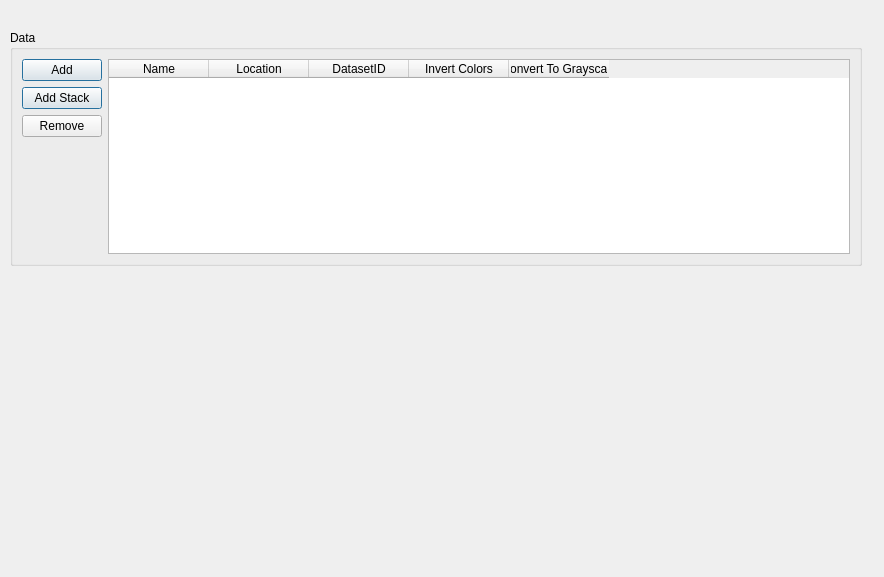
Qt form ilastik-shell/applets/dataSelection/dataSelection.ui (ilastik/ilastik) before a commit.
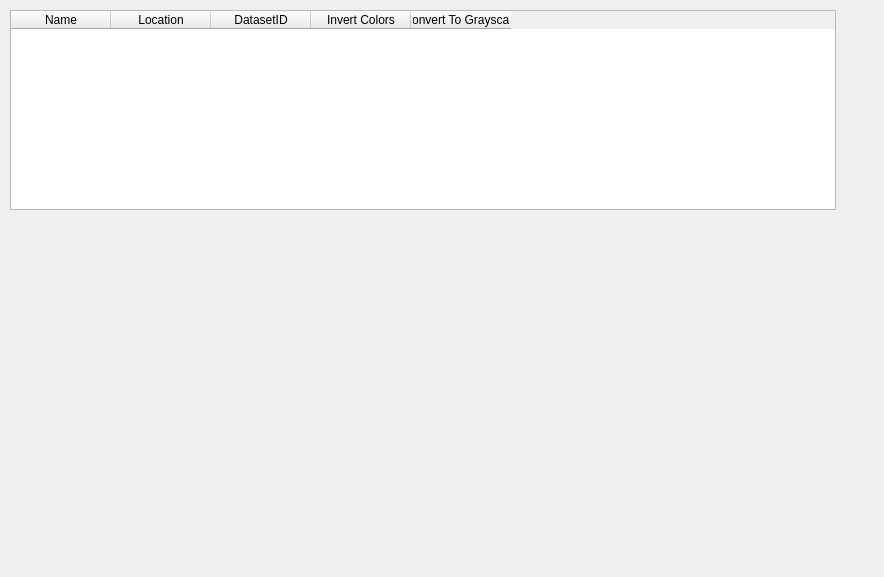
The same form after that commit. Icons and pictures are not drawn.

Commit message: Moved data selection buttons to the applet drawer.

```diff
--- a/ilastik-shell/applets/dataSelection/dataSelection.ui
+++ b/ilastik-shell/applets/dataSelection/dataSelection.ui
@@ -13,13 +13,13 @@
   <property name="windowTitle">
    <string>Form</string>
   </property>
-  <widget class="QGroupBox" name="groupBox">
+  <widget class="QTableWidget" name="fileInfoTableWidget">
    <property name="geometry">
     <rect>
      <x>10</x>
-     <y>30</y>
-     <width>852</width>
-     <height>236</height>
+     <y>10</y>
+     <width>826</width>
+     <height>200</height>
     </rect>
    </property>
    <property name="sizePolicy">
@@ -28,79 +28,6 @@
      <verstretch>0</verstretch>
     </sizepolicy>
    </property>
-   <property name="title">
-    <string>Data</string>
-   </property>
-   <layout class="QHBoxLayout" name="horizontalLayout_11">
-    <item>
-     <layout class="QVBoxLayout" name="verticalLayout">
-      <item>
-       <widget class="QPushButton" name="addFileButton">
-        <property name="text">
-         <string>Add</string>
-        </property>
-        <property name="icon">
-         <iconset>
-          <normaloff>../../../gui/icons/32x32/actions/media-seek-forward.png</normaloff>../../../gui/icons/32x32/actions/media-seek-forward.png</iconset>
-        </property>
-        <property name="default">
-         <bool>true</bool>
-        </property>
-        <property name="flat">
-         <bool>false</bool>
-        </property>
-       </widget>
-      </item>
-      <item>
-       <widget class="QPushButton" name="addStackButton">
-        <property name="toolTip">
-         <string>This allows to create a 3D volume from files stored in a folder.</string>
-        </property>
-        <property name="text">
-         <string>Add Stack</string>
-        </property>
-        <property name="default">
-         <bool>true</bool>
-        </property>
-        <property name="flat">
-         <bool>false</bool>
-        </property>
-       </widget>
-      </item>
-      <item>
-       <widget class="QPushButton" name="removeFileButton">
-        <property name="text">
-         <string>Remove</string>
-        </property>
-        <property name="icon">
-         <iconset>
-          <normaloff>../../../gui/icons/32x32/actions/media-seek-backward.png</normaloff>../../../gui/icons/32x32/actions/media-seek-backward.png</iconset>
-        </property>
-       </widget>
-      </item>
-      <item>
-       <spacer name="verticalSpacer">
-        <property name="orientation">
-         <enum>Qt::Vertical</enum>
-        </property>
-        <property name="sizeHint" stdset="0">
-         <size>
-          <width>20</width>
-          <height>40</height>
-         </size>
-        </property>
-       </spacer>
-      </item>
-     </layout>
-    </item>
-    <item>
-     <widget class="QTableWidget" name="fileInfoTableWidget">
-      <property name="sizePolicy">
-       <sizepolicy hsizetype="MinimumExpanding" vsizetype="Expanding">
-        <horstretch>0</horstretch>
-        <verstretch>0</verstretch>
-       </sizepolicy>
-      </property>
       <property name="toolTip">
        <string/>
       </property>
@@ -132,9 +59,6 @@
         <string>Convert To Grayscale</string>
        </property>
       </column>
-     </widget>
-    </item>
-   </layout>
   </widget>
  </widget>
  <resources/>
```
Lines whose indentation alone changed are shown as unchanged. The commit also changes 2 other files.
